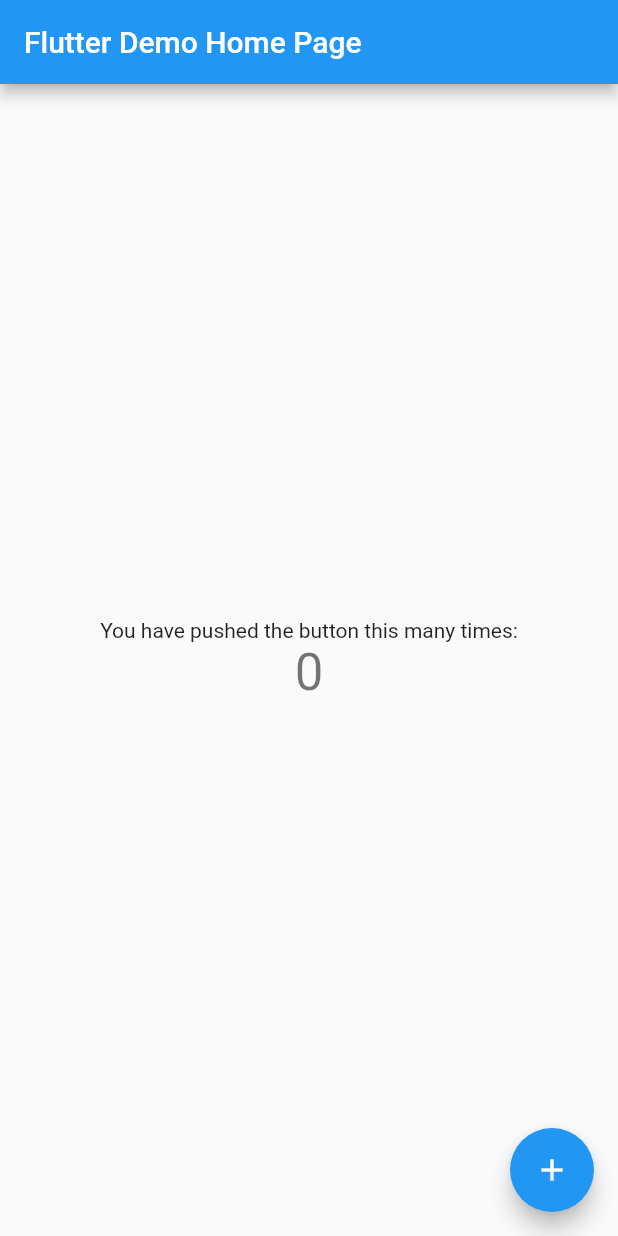
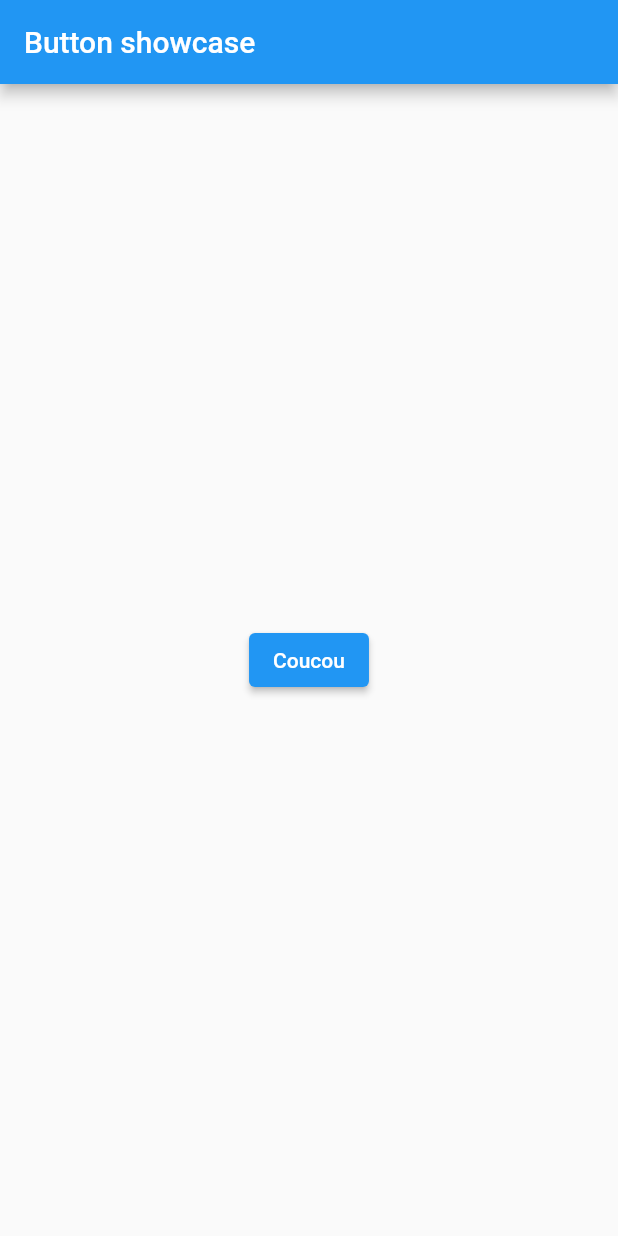
Before and after one commit to cr-crme/crcrme_material_theme, a Flutter app: the screen it shows after launch, on a phone screen of 412 x 824 dp. Run offline on Flutter 3.47's test engine with Material 2 defaults, Android fonts, the phone set to English and light mode, and no system bars.

```diff
--- a/lib/main.dart
+++ b/lib/main.dart
@@ -1,4 +1,7 @@
 import 'package:flutter/material.dart';
+
+import 'main_theme.dart';
+import './showcase/buttons_screen.dart';
 
 void main() {
   runApp(const MyApp());
@@ -7,109 +10,15 @@ void main() {
 class MyApp extends StatelessWidget {
   const MyApp({Key? key}) : super(key: key);
 
-  // This widget is the root of your application.
   @override
   Widget build(BuildContext context) {
     return MaterialApp(
-      title: 'Flutter Demo',
-      theme: ThemeData(
-        // This is the theme of your application.
-        //
-        // Try running your application with "flutter run". You'll see the
-        // application has a blue toolbar. Then, without quitting the app, try
-        // changing the primarySwatch below to Colors.green and then invoke
-        // "hot reload" (press "r" in the console where you ran "flutter run",
-        // or simply save your changes to "hot reload" in a Flutter IDE).
-        // Notice that the counter didn't reset back to zero; the application
-        // is not restarted.
-        primarySwatch: Colors.blue,
-      ),
-      home: const MyHomePage(title: 'Flutter Demo Home Page'),
+      title: 'CR-CRME theme',
+      theme: theme,
+      initialRoute: ButtonsScreen.routeName,
+      routes: {
+        ButtonsScreen.routeName: (context) => const ButtonsScreen(),
+      },
     );
   }
 }
-
-class MyHomePage extends StatefulWidget {
-  const MyHomePage({Key? key, required this.title}) : super(key: key);
-
-  // This widget is the home page of your application. It is stateful, meaning
-  // that it has a State object (defined below) that contains fields that affect
-  // how it looks.
-
-  // This class is the configuration for the state. It holds the values (in this
-  // case the title) provided by the parent (in this case the App widget) and
-  // used by the build method of the State. Fields in a Widget subclass are
-  // always marked "final".
-
-  final String title;
-
-  @override
-  State<MyHomePage> createState() => _MyHomePageState();
-}
-
-class _MyHomePageState extends State<MyHomePage> {
-  int _counter = 0;
-
-  void _incrementCounter() {
-    setState(() {
-      // This call to setState tells the Flutter framework that something has
-      // changed in this State, which causes it to rerun the build method below
-      // so that the display can reflect the updated values. If we changed
-      // _counter without calling setState(), then the build method would not be
-      // called again, and so nothing would appear to happen.
-      _counter++;
-    });
-  }
-
-  @override
-  Widget build(BuildContext context) {
-    // This method is rerun every time setState is called, for instance as done
-    // by the _incrementCounter method above.
-    //
-    // The Flutter framework has been optimized to make rerunning build methods
-    // fast, so that you can just rebuild anything that needs updating rather
-    // than having to individually change instances of widgets.
-    return Scaffold(
-      appBar: AppBar(
-        // Here we take the value from the MyHomePage object that was created by
-        // the App.build method, and use it to set our appbar title.
-        title: Text(widget.title),
-      ),
-      body: Center(
-        // Center is a layout widget. It takes a single child and positions it
-        // in the middle of the parent.
-        child: Column(
-          // Column is also a layout widget. It takes a list of children and
-          // arranges them vertically. By default, it sizes itself to fit its
-          // children horizontally, and tries to be as tall as its parent.
-          //
-          // Invoke "debug painting" (press "p" in the console, choose the
-          // "Toggle Debug Paint" action from the Flutter Inspector in Android
-          // Studio, or the "Toggle Debug Paint" command in Visual Studio Code)
-          // to see the wireframe for each widget.
-          //
-          // Column has various properties to control how it sizes itself and
-          // how it positions its children. Here we use mainAxisAlignment to
-          // center the children vertically; the main axis here is the vertical
-          // axis because Columns are vertical (the cross axis would be
-          // horizontal).
-          mainAxisAlignment: MainAxisAlignment.center,
-          children: <Widget>[
-            const Text(
-              'You have pushed the button this many times:',
-            ),
-            Text(
-              '$_counter',
-              style: Theme.of(context).textTheme.headline4,
-            ),
-          ],
-        ),
-      ),
-      floatingActionButton: FloatingActionButton(
-        onPressed: _incrementCounter,
-        tooltip: 'Increment',
-        child: const Icon(Icons.add),
-      ), // This trailing comma makes auto-formatting nicer for build methods.
-    );
-  }
-}
--- /dev/null
+++ b/lib/main_theme.dart
@@ -0,0 +1,7 @@
+import 'package:flutter/material.dart';
+
+ThemeData get theme {
+  return ThemeData(
+    primarySwatch: Colors.blue,
+  );
+}
--- /dev/null
+++ b/lib/showcase/buttons_screen.dart
@@ -0,0 +1,30 @@
+import 'package:flutter/material.dart';
+
+import '../widgets/buttons/crcrme_elevated_button.dart';
+import '../widgets/screens/crcrme_scaffold.dart';
+
+class ButtonsScreen extends StatelessWidget {
+  const ButtonsScreen({Key? key}) : super(key: key);
+
+  static const routeName = '/button-screen';
+
+  @override
+  Widget build(BuildContext context) {
+    return CrcrmeScaffold(
+      appBar: AppBar(
+        title: const Text('Button showcase'),
+      ),
+      body: Center(
+        child: Column(
+          mainAxisAlignment: MainAxisAlignment.center,
+          children: [
+            CrcrmeElevatedButton(
+              onPressed: () {},
+              child: const Text('Coucou'),
+            ),
+          ],
+        ),
+      ),
+    );
+  }
+}
--- /dev/null
+++ b/lib/widgets/buttons/crcrme_elevated_button.dart
@@ -0,0 +1,29 @@
+import 'package:flutter/material.dart';
+
+// TODO: This won't work with miminal work as we cannot pass
+// ElevatedButton.styleFrom as a const. There the full logic has to be changed...
+class CrcrmeElevatedButton extends ElevatedButton {
+  CrcrmeElevatedButton({
+    Key? key,
+    required VoidCallback? onPressed,
+    VoidCallback? onLongPress,
+    ValueChanged<bool>? onHover,
+    ValueChanged<bool>? onFocusChange,
+    ButtonStyle? style,
+    FocusNode? focusNode,
+    bool autofocus = false,
+    Clip clipBehavior = Clip.none,
+    required Widget? child,
+  }) : super(
+          key: key,
+          onPressed: onPressed,
+          onLongPress: onLongPress,
+          onHover: onHover,
+          onFocusChange: onFocusChange,
+          style: style ??= ElevatedButton.styleFrom(primary: Colors.blue),
+          focusNode: focusNode,
+          autofocus: autofocus,
+          clipBehavior: clipBehavior,
+          child: child,
+        );
+}
--- /dev/null
+++ b/lib/widgets/screens/crcrme_scaffold.dart
@@ -0,0 +1,59 @@
+import 'package:flutter/material.dart';
+import 'package:flutter/gestures.dart' show DragStartBehavior;
+
+// TODO: Add the types in the constructor
+// TODO: Const?
+// TODO: Add automatically a CRME background image
+class CrcrmeScaffold extends Scaffold {
+  CrcrmeScaffold({
+    Key? key,
+    PreferredSizeWidget? appBar,
+    Widget? body,
+    floatingActionButton,
+    floatingActionButtonLocation,
+    floatingActionButtonAnimator,
+    persistentFooterButtons,
+    drawer,
+    onDrawerChanged,
+    endDrawer,
+    onEndDrawerChanged,
+    bottomNavigationBar,
+    bottomSheet,
+    backgroundColor,
+    resizeToAvoidBottomInset,
+    primary = true,
+    drawerDragStartBehavior = DragStartBehavior.start,
+    extendBody = false,
+    extendBodyBehindAppBar = false,
+    drawerScrimColor,
+    drawerEdgeDragWidth,
+    drawerEnableOpenDragGesture = true,
+    endDrawerEnableOpenDragGesture = true,
+    restorationId,
+  }) : super(
+          key: key,
+          appBar: appBar,
+          body: body != null ? Stack(children: [body]) : null,
+          floatingActionButton: floatingActionButton,
+          floatingActionButtonLocation: floatingActionButtonLocation,
+          floatingActionButtonAnimator: floatingActionButtonAnimator,
+          persistentFooterButtons: persistentFooterButtons,
+          drawer: drawer,
+          onDrawerChanged: onDrawerChanged,
+          endDrawer: endDrawer,
+          onEndDrawerChanged: onEndDrawerChanged,
+          bottomNavigationBar: bottomNavigationBar,
+          bottomSheet: bottomSheet,
+          backgroundColor: backgroundColor,
+          resizeToAvoidBottomInset: resizeToAvoidBottomInset,
+          primary: primary,
+          drawerDragStartBehavior: drawerDragStartBehavior,
+          extendBody: extendBody,
+          extendBodyBehindAppBar: extendBodyBehindAppBar,
+          drawerScrimColor: drawerScrimColor,
+          drawerEdgeDragWidth: drawerEdgeDragWidth,
+          drawerEnableOpenDragGesture: drawerEnableOpenDragGesture,
+          endDrawerEnableOpenDragGesture: endDrawerEnableOpenDragGesture,
+          restorationId: restorationId,
+        );
+}
```
